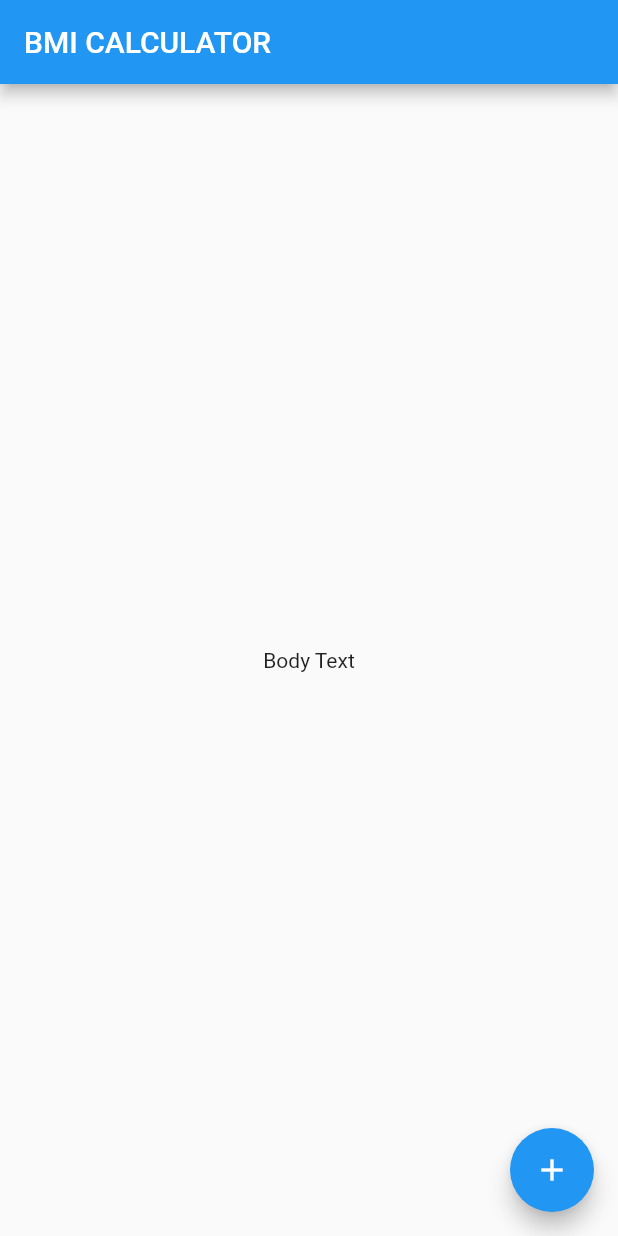
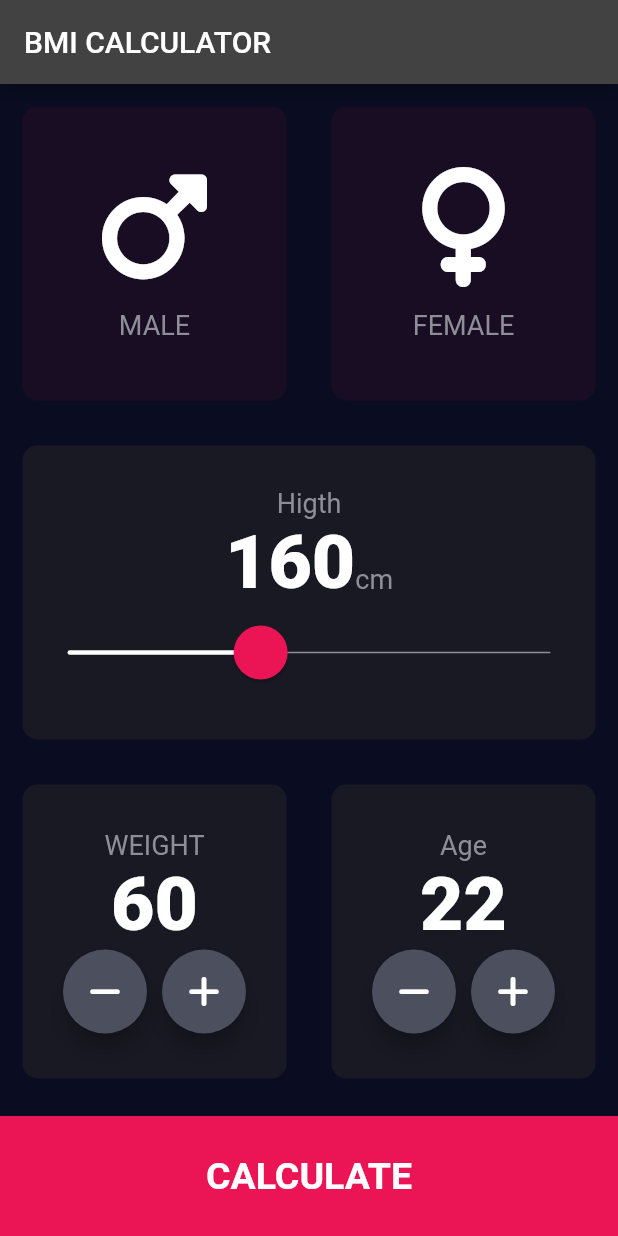
Before and after one commit to HeratUni-CS/bmi-calculator-Elya20Moh, a Flutter app: the screen it shows after launch, on a phone screen of 412 x 824 dp. Run offline on Flutter 3.47's test engine with Material 2 defaults, Android fonts, the phone set to English and light mode, and no system bars; our stand-ins replace font_awesome_flutter.

Commit message:
final commit

```diff
--- /dev/null
+++ b/lib/calculator.dart
@@ -0,0 +1,36 @@
+import 'dart:math';
+
+import 'package:flutter/cupertino.dart';
+
+class Calculator{
+  final int height;
+  final int weight;
+  double _bmi=0;
+
+  Calculator({@required this.height,@required this.weight});
+
+  String calculateBMI(){
+    _bmi=weight /pow(height/100 , 2);
+    return _bmi.toStringAsFixed(1);
+  }
+  String getInterpretation(){
+    if(_bmi>=25){
+      return('You have a higher body weight than normal,try exersize more.');
+    }else if(_bmi>18.5){
+      return ('you have a Normal body weight,Good Job.');
+    }
+    else{
+      return 'You have a lower than Normal body weight,you can eat a bit more';
+    }
+  }
+
+  String getResult(){
+    if(_bmi>=25){
+      return 'OverWeight';
+    }else if(_bmi>=18.5){
+      return 'Normal';
+    }else{
+      return 'UnderWeight';
+    }
+  }
+}
--- /dev/null
+++ b/lib/component/botton_button.dart
@@ -0,0 +1,25 @@
+
+import 'package:bmi_starting/constants.dart';
+import 'package:flutter/material.dart';
+
+class BottomButton extends StatelessWidget {
+  final String title;
+
+  final VoidCallback onTab;
+
+  BottomButton({ @required this.title,@required this.onTab});
+
+  @override
+  Widget build(BuildContext context) {
+    return GestureDetector(
+      onTap: onTab,
+      child: Container(
+        child: Center(child: Text(title!,style: kLargeButtonTextStyle,)),
+        margin: EdgeInsets.only(top: 10),
+        color: kBottomContainerColor,
+        width: double.infinity,
+        height: kBottomContainerHiegh,
+      ),
+    );
+  }
+}
--- /dev/null
+++ b/lib/component/icon_content.dart
@@ -0,0 +1,19 @@
+import 'package:flutter/material.dart';
+class IconContent extends StatelessWidget {
+  final IconData icon;
+  final String label;
+
+  IconContent({this.icon,this.label});
+  @override
+  Widget build(BuildContext context) {
+    return Column(
+      mainAxisAlignment: MainAxisAlignment.center,
+      children: [
+        Icon(icon,size: 80,),
+        SizedBox(height: 15,),
+        Text(label,style: TextStyle(fontSize: 18,
+            color: Color(0xFF8D8E98)),)
+      ],
+    );
+  }
+}
--- /dev/null
+++ b/lib/component/reusable_card.dart
@@ -0,0 +1,25 @@
+
+import 'package:bmi_starting/constants.dart';
+import 'package:flutter/material.dart';
+
+
+class ReusableCard extends StatelessWidget {
+  final Color color;
+  final Widget child;
+  final VoidCallback onpress;
+  ReusableCard({this.color,this.child,this.onpress});
+  @override
+  Widget build(BuildContext context) {
+    return GestureDetector(
+      onTap: onpress,
+      child: Container(
+        child: child,
+        margin: EdgeInsets.all(15),
+        decoration: BoxDecoration(
+          borderRadius: BorderRadius.circular(10),
+          color: color ?? kActiveCardColor,
+        ),
+      ),
+    );
+  }
+}
--- /dev/null
+++ b/lib/component/round_icon_botton.dart
@@ -0,0 +1,24 @@
+import 'package:flutter/cupertino.dart';
+import 'package:flutter/material.dart';
+
+class RoundIconButton extends StatelessWidget {
+  final IconData icon;
+  final VoidCallback onpress;
+
+  RoundIconButton({@required this.icon, @required this.onpress});
+
+  @override
+  Widget build(BuildContext context) {
+    return RawMaterialButton(
+      onPressed: onpress,
+      shape: CircleBorder(),
+      fillColor: Color(0XFF4C4F5E),
+      constraints: BoxConstraints.tightFor(
+        width: 56.0,
+        height: 56.0,
+      ),
+      elevation: 6,
+      child: Icon(this.icon),
+    );
+  }
+}
--- /dev/null
+++ b/lib/constants.dart
@@ -0,0 +1,42 @@
+import 'package:flutter/cupertino.dart';
+import 'package:flutter/material.dart';
+
+const kLableStyle=TextStyle(fontSize: 18,
+    color: Color(0xFF8D8E98))
+;
+const kNumberTextStyle=TextStyle(
+  fontSize: 50,fontWeight: FontWeight.w900,
+);
+
+const double kBottomContainerHiegh = 80;
+
+const kBottomContainerColor = Color(0XFFEB1555);
+const kActiveCardColor = Color(0XFF1DE33);
+const kInActiveCardColor = Color(0XFF11328);
+const kLargeButtonTextStyle=TextStyle(
+    fontSize: 25,
+    fontWeight: FontWeight.bold
+);
+const kTitleTextStyle=TextStyle(
+    fontSize: 50,
+    fontWeight: FontWeight.bold
+);
+const kResultTextStyle =TextStyle(
+    color: Color(0XFF24D676),
+    fontSize: 22,
+    fontWeight: FontWeight.bold
+);
+
+const kBMITextStyle=TextStyle(
+    fontSize: 100,
+    fontWeight: FontWeight.bold
+);
+
+const kGrayBodyTextStyle=TextStyle(
+    fontSize: 22,
+    color: Colors.grey
+);
+const kBodyTextStyle=TextStyle(
+  fontSize: 22,
+
+);
--- a/lib/main.dart
+++ b/lib/main.dart
@@ -1,3 +1,5 @@
+
+import 'package:bmi_starting/screen/Input_page.dart';
 import 'package:flutter/material.dart';
 
 void main() => runApp(BMICalculator());
@@ -6,30 +8,12 @@ class BMICalculator extends StatelessWidget {
   @override
   Widget build(BuildContext context) {
     return MaterialApp(
+
+      theme: ThemeData.dark().copyWith(
+        primaryColor: Color(0XFF0A0D22),
+        scaffoldBackgroundColor: Color(0XFF0A0D22),
+      ),
       home: InputPage(),
     );
   }
 }
-
-class InputPage extends StatefulWidget {
-  @override
-  State<InputPage> createState() => _InputPageState();
-}
-
-class _InputPageState extends State<InputPage> {
-  @override
-  Widget build(BuildContext context) {
-    return Scaffold(
-      appBar: AppBar(
-        title: Text('BMI CALCULATOR'),
-      ),
-      body: Center(
-        child: Text('Body Text'),
-      ),
-      floatingActionButton: FloatingActionButton(
-        onPressed: () {},
-        child: Icon(Icons.add),
-      ),
-    );
-  }
-}
--- /dev/null
+++ b/lib/screen/Input_page.dart
@@ -0,0 +1,207 @@
+
+import 'package:bmi_starting/calculator.dart';
+import 'package:bmi_starting/component/botton_button.dart';
+import 'package:bmi_starting/component/round_icon_botton.dart';
+import 'package:bmi_starting/constants.dart';
+import 'package:bmi_starting/screen/result_page.dart';
+import 'package:flutter/animation.dart';
+import 'package:flutter/material.dart';
+import 'package:font_awesome_flutter/font_awesome_flutter.dart';
+import '../component/reusable_card.dart';
+import '../component/icon_content.dart';
+
+enum Gender { male, female }
+
+class InputPage extends StatefulWidget {
+  @override
+  _InputPageState createState() => _InputPageState();
+}
+
+class _InputPageState extends State<InputPage> {
+  Gender selectedGender;
+  int height = 160;
+  int weight = 60;
+  int age = 22;
+
+  @override
+  Widget build(BuildContext context) {
+    return Scaffold(
+      appBar: AppBar(
+        title: Text('BMI CALCULATOR'),
+      ),
+      body: Column(
+        crossAxisAlignment: CrossAxisAlignment.stretch,
+        children: [
+          Expanded(
+              child: Row(
+                children: [
+                  Expanded(
+                      child: ReusableCard(
+                        onpress: () {
+                          setState(() {
+                            selectedGender = Gender.male;
+                          });
+                        },
+                        color: selectedGender == Gender.male
+                            ? kActiveCardColor
+                            : kInActiveCardColor,
+                        child: IconContent(
+                          icon: FontAwesomeIcons.mars,
+                          label: 'MALE',
+                        ),
+                      )),
+                  Expanded(
+                      child: ReusableCard(
+                        onpress: () {
+                          setState(() {
+                            selectedGender = Gender.female;
+                          });
+                        },
+                        color: selectedGender == Gender.female
+                            ? kActiveCardColor
+                            : kInActiveCardColor,
+                        child: IconContent(
+                          icon: FontAwesomeIcons.venus,
+                          label: 'FEMALE',
+                        ),
+                      )),
+                ],
+              )),
+          Expanded(
+              child: ReusableCard(
+                child: Column(
+                  mainAxisAlignment: MainAxisAlignment.center,
+                  children: [
+                    Text(
+                      'Higth',
+                      style: kLableStyle,
+                    ),
+                    Row(
+                      mainAxisAlignment: MainAxisAlignment.center,
+                      crossAxisAlignment: CrossAxisAlignment.baseline,
+                      textBaseline: TextBaseline.alphabetic,
+                      children: [
+                        Text(height.toString(), style: kNumberTextStyle),
+                        Text(
+                          'cm',
+                          style: kLableStyle,
+                        ),
+                      ],
+                    ),
+                    SliderTheme(
+                      data: SliderTheme.of(context).copyWith(
+                          trackHeight: 1,
+                          activeTrackColor: Colors.white,
+                          inactiveTrackColor: Color(0xFF8D8E98),
+                          overlayColor: Color(0x1fEB1555),
+                          thumbColor: Color(0xFFEB1555),
+                          thumbShape: RoundSliderThumbShape(enabledThumbRadius: 18),
+                          overlayShape: RoundSliderOverlayShape(overlayRadius: 30)),
+                      child: Slider(
+                          value: height.toDouble(),
+                          min: 120,
+                          max: 220,
+                          onChanged: (double newValue) {
+                            setState(() {
+                              height = newValue.round();
+                            });
+                          }),
+                    )
+                  ],
+                ),
+              )),
+          Expanded(
+              child: Row(
+                children: [
+                  Expanded(
+                      child: ReusableCard(
+                        child: Column(
+                          mainAxisAlignment: MainAxisAlignment.center,
+                          children: [
+                            Text(
+                              "WEIGHT",
+                              style: kLableStyle,
+                            ),
+                            Text(weight.toString(), style: kNumberTextStyle),
+                            Row(
+                              mainAxisAlignment: MainAxisAlignment.center,
+                              children: [
+                                RoundIconButton(
+                                  icon: FontAwesomeIcons.minus,
+                                  onpress: () {
+                                    setState(() {
+                                      weight--;
+                                    });
+                                  },
+                                ),
+                                SizedBox(
+                                  width: 10,
+                                ),
+                                RoundIconButton(
+                                  icon: FontAwesomeIcons.plus,
+                                  onpress: () {
+                                    setState(() {
+                                      weight++;
+                                    });
+                                  },
+                                ),
+                              ],
+                            ),
+                          ],
+                        ),
+                      )),
+                  Expanded(
+                      child: ReusableCard(
+                        child: Column(
+                          mainAxisAlignment: MainAxisAlignment.center,
+                          children: [
+                            Text(
+                              "Age",
+                              style: kLableStyle,
+                            ),
+                            Text(age.toString(), style: kNumberTextStyle),
+                            Row(
+                              mainAxisAlignment: MainAxisAlignment.center,
+                              children: [
+                                RoundIconButton(
+                                    icon: FontAwesomeIcons.minus,
+                                    onpress: () {
+                                      setState(() {
+                                        age--;
+                                      });
+                                    }),
+                                SizedBox(
+                                  width: 10,
+                                ),
+                                RoundIconButton(
+                                    icon: FontAwesomeIcons.plus,
+                                    onpress: () {
+                                      setState() {
+                                        age++;
+                                      }
+                                    }),
+                              ],
+                            ),
+                          ],
+                        ),
+                      )),
+                ],
+              )),
+          BottomButton(
+            title: 'CALCULATE',
+            onTab: () {
+              Calculator calculator =
+              Calculator(height: height, weight: weight);
+              Navigator.push(context,
+                  MaterialPageRoute(builder: (context) => ResultsPage(
+                    bmiResult: calculator.calculateBMI(),
+                    resultText: calculator.getResult(),
+                    interpretation: calculator.getInterpretation(),
+                  )));
+            },
+          ),
+        ],
+      ),
+    );
+  }
+}
```
Also changed, not shown: lib/screen/result_page.dart (added, +79 -0 lines), pubspec.yaml (+6 -2 lines), pubspec.lock.
